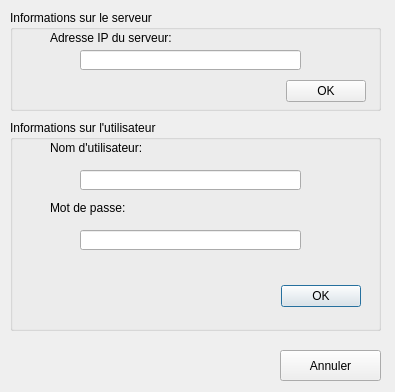
Old version of the form login.ui in the repository krazdax5/cll12-qtMessengerClient.
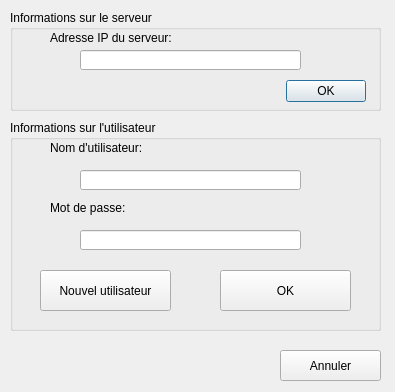
New version of the form.

Patch:
```diff
--- a/login.ui
+++ b/login.ui
@@ -30,7 +30,7 @@
      <rect>
       <x>40</x>
       <y>80</y>
-      <width>81</width>
+      <width>101</width>
       <height>16</height>
      </rect>
     </property>
@@ -43,7 +43,7 @@
      <rect>
       <x>40</x>
       <y>20</y>
-      <width>101</width>
+      <width>121</width>
       <height>16</height>
      </rect>
     </property>
@@ -71,20 +71,30 @@
      </rect>
     </property>
    </widget>
-   <widget class="QDialogButtonBox" name="btnboxUtilisateur">
+   <widget class="QPushButton" name="btnNewUser">
     <property name="geometry">
      <rect>
-      <x>10</x>
-      <y>160</y>
-      <width>341</width>
-      <height>32</height>
+      <x>30</x>
+      <y>150</y>
+      <width>131</width>
+      <height>41</height>
      </rect>
     </property>
-    <property name="orientation">
-     <enum>Qt::Horizontal</enum>
+    <property name="text">
+     <string>Nouvel utilisateur</string>
     </property>
-    <property name="standardButtons">
-     <set>QDialogButtonBox::Ok</set>
+   </widget>
+   <widget class="QPushButton" name="btnOK">
+    <property name="geometry">
+     <rect>
+      <x>210</x>
+      <y>150</y>
+      <width>131</width>
+      <height>41</height>
+     </rect>
+    </property>
+    <property name="text">
+     <string>OK</string>
     </property>
    </widget>
   </widget>
```
Left out of the diff: 35 changed lines with no effect on the pictures.
